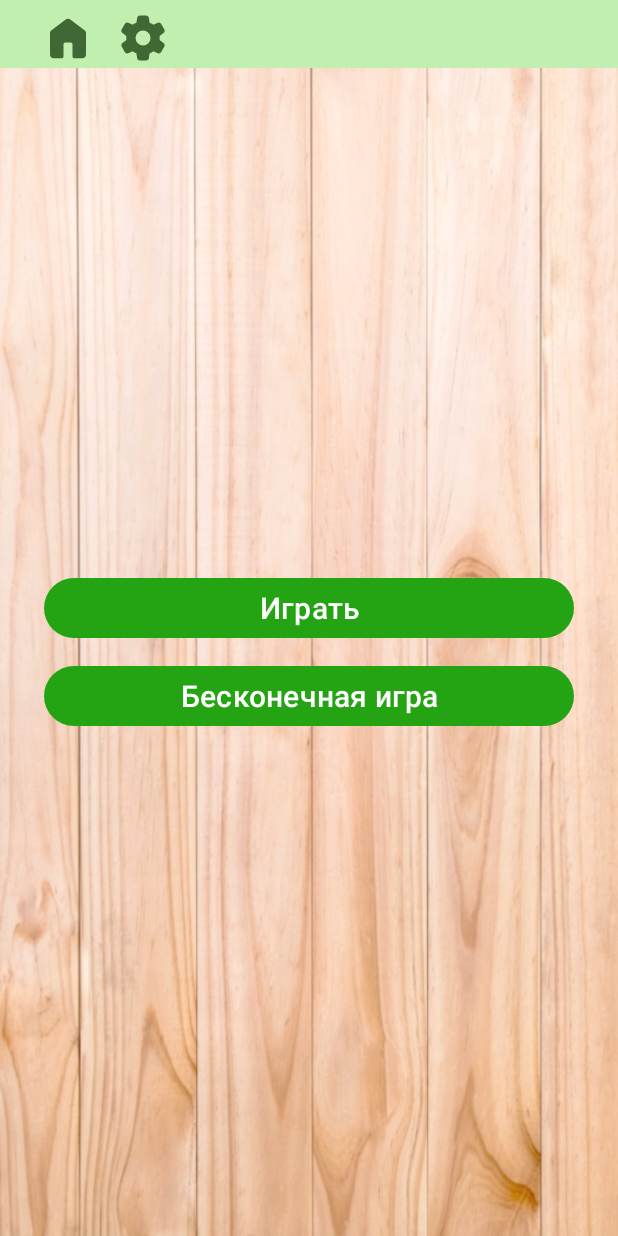
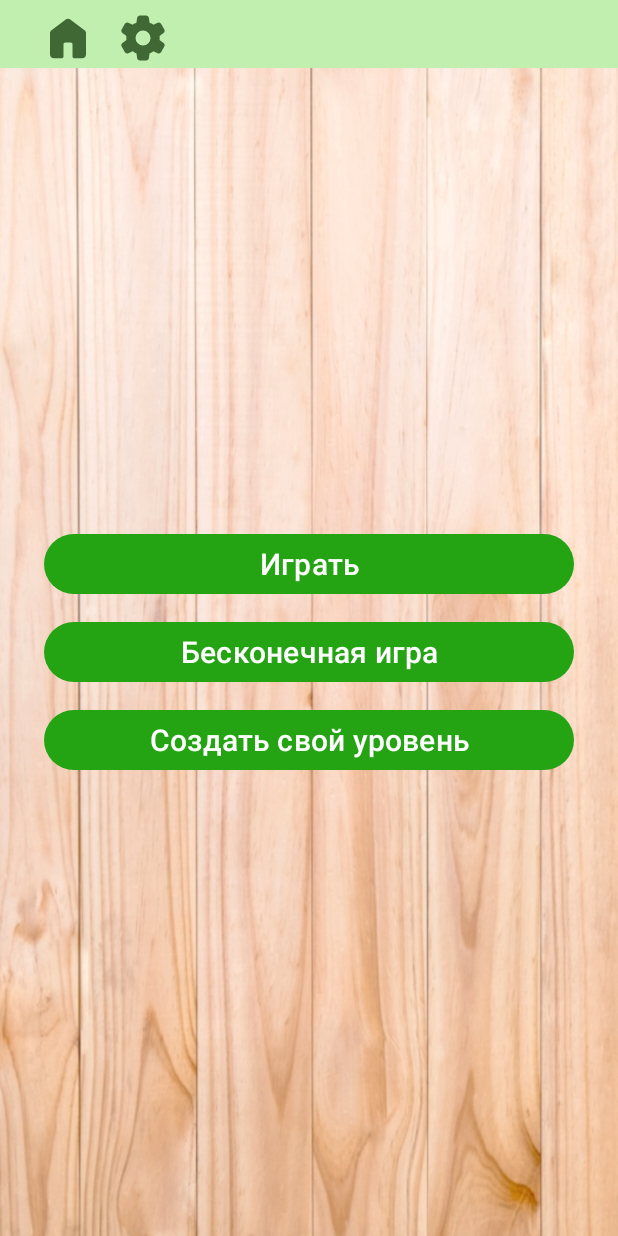
Before and after one commit to AlllineM/editor, an Android app: the screen it shows after launch (MainActivity), on a phone screen of 412 x 824 dp. Run offline under Robolectric (Android 15) with nearby library versions, the phone set to English and light mode, and no system bars; libraries missing offline, so code that uses them is left out: com.yandex.mobile; plain views replace BannerAdView; 6 statements that could not run were skipped.

Commit message:
аааафигеть, оно подтянулось %)))

```diff
--- a/app/src/main/java/com/binturong/game_editor/MainActivity.java
+++ b/app/src/main/java/com/binturong/game_editor/MainActivity.java
@@ -10,7 +10,7 @@ import androidx.appcompat.widget.AppCompatImageButton;
 
 public class MainActivity extends HeaderActivity implements View.OnClickListener {
 
-    Button quiz1, play;
+    Button quiz1, play, levelCreate;
 
     @SuppressLint("ResourceAsColor")
     @Override
@@ -20,8 +20,17 @@ public class MainActivity extends HeaderActivity implements View.OnClickListener
 
         quiz1 = findViewById(R.id.quiz_1);
         play = findViewById(R.id.play);
+        levelCreate = findViewById(R.id.level_create);
+
         quiz1.setOnClickListener(this);
         play.setOnClickListener(this);
+        levelCreate.setOnClickListener(new View.OnClickListener() {
+            @Override
+            public void onClick(View view) {
+                Intent editorIntent = new Intent(MainActivity.this, EditorActivity.class);
+                startActivity(editorIntent);
+            }
+        });
 
         AppCompatImageButton settingsHead = findViewById(R.id.settingsHead);
         AppCompatImageButton giftReady = findViewById(R.id.giftReady);
@@ -53,11 +62,12 @@ public class MainActivity extends HeaderActivity implements View.OnClickListener
 
     public void onClick(View view) {
         Button clickedButton = (Button) view;
+
         Intent quizIntent = new Intent(this, QuizActivity.class);
 
         if (clickedButton.getId() == R.id.quiz_1) {
             quizIntent.putExtra("mode", "eternal");
-        } else {
+        } else if (clickedButton.getId() == R.id.quiz_1) {
             quizIntent.putExtra("mode", "level");
         }
 
--- a/app/src/main/res/layout/activity_main.xml
+++ b/app/src/main/res/layout/activity_main.xml
@@ -60,6 +60,17 @@
                 android:layout_margin="5dp"
                 android:textSize="20sp"
                 android:text="Бесконечная игра"/>
+
+            <Button
+                android:layout_width="match_parent"
+                android:layout_height="wrap_content"
+                android:id="@+id/level_create"
+                android:tag="0"
+                app:backgroundTint="@color/md_theme_seed"
+                android:textColor="@color/md_theme_onPrimary"
+                android:layout_margin="5dp"
+                android:textSize="20sp"
+                android:text="Создать свой уровень"/>
         </LinearLayout>
     </RelativeLayout>
 </RelativeLayout>
```
